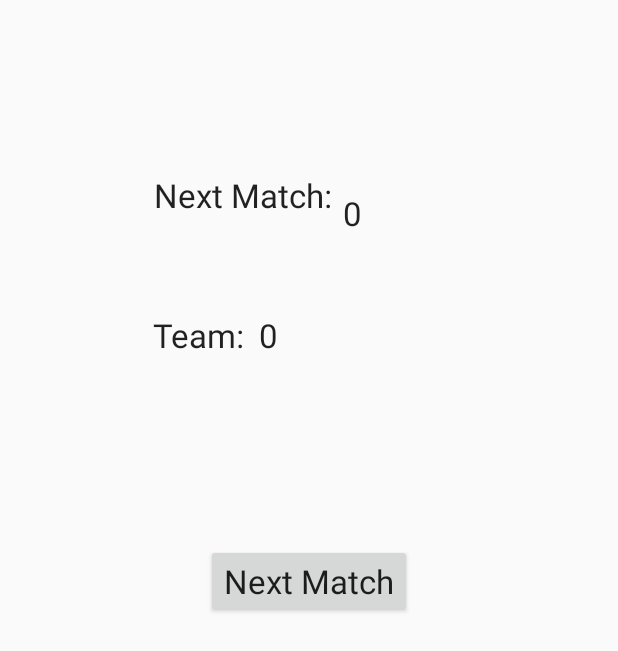
After one commit to CRRobotics/Scouter2020, an Android app: the layout fragment_next_screen.xml on its own in the app's theme, with its tools: preview values and no code run, on a phone screen of 412 x 824 dp. The commit adds this screen. Shown: the top 651 px of the screen. Run offline under Robolectric (Android 15) with nearby library versions, the phone set to English and light mode, and no system bars.

Commit message:
added next screen

```diff
--- a/BigScouting2020/app/build.gradle
+++ b/BigScouting2020/app/build.gradle
@@ -27,6 +27,9 @@ dependencies {
     implementation 'androidx.constraintlayout:constraintlayout:1.1.3'
     implementation 'androidx.lifecycle:lifecycle-extensions:2.0.0'
     implementation 'androidx.legacy:legacy-support-v4:1.0.0'
+    implementation 'com.android.support:support-v4:29.+'
+    implementation 'com.android.support:appcompat-v7:29.+'
+    implementation 'com.android.support:design:29.+'
     testImplementation 'junit:junit:4.12'
     androidTestImplementation 'androidx.test.ext:junit:1.1.0'
     androidTestImplementation 'androidx.test.espresso:espresso-core:3.1.1'
--- a/BigScouting2020/app/src/main/AndroidManifest.xml
+++ b/BigScouting2020/app/src/main/AndroidManifest.xml
@@ -9,6 +9,10 @@
         android:roundIcon="@mipmap/ic_launcher_round"
         android:supportsRtl="true"
         android:theme="@style/AppTheme">
+        <activity
+            android:name=".NextScreen"
+            android:label="@string/title_activity_next_screen"
+            android:theme="@style/AppTheme.NoActionBar"></activity>
         <activity android:name=".MainActivity">
             <intent-filter>
                 <action android:name="android.intent.action.MAIN" />
--- /dev/null
+++ b/BigScouting2020/app/src/main/res/layout/fragment_next_screen.xml
@@ -0,0 +1,77 @@
+<?xml version="1.0" encoding="utf-8"?>
+<androidx.constraintlayout.widget.ConstraintLayout xmlns:android="http://schemas.android.com/apk/res/android"
+    xmlns:app="http://schemas.android.com/apk/res-auto"
+    xmlns:tools="http://schemas.android.com/tools"
+    android:id="@+id/frameLayout4"
+    android:layout_width="match_parent"
+    android:layout_height="match_parent"
+    tools:context=".NextScreen" >
+
+    <TextView
+        android:id="@+id/textView3"
+        android:layout_width="wrap_content"
+        android:layout_height="wrap_content"
+        android:text="Next Match:"
+        android:textAppearance="@style/TextAppearance.AppCompat.Large"
+        app:layout_constraintBottom_toBottomOf="parent"
+        app:layout_constraintEnd_toEndOf="parent"
+        app:layout_constraintHorizontal_bias="0.351"
+        app:layout_constraintStart_toStartOf="parent"
+        app:layout_constraintTop_toTopOf="parent"
+        app:layout_constraintVertical_bias="0.145" />
+
+    <TextView
+        android:id="@+id/textView4"
+        android:layout_width="wrap_content"
+        android:layout_height="wrap_content"
+        android:layout_marginTop="64dp"
+        android:text="Team:"
+        android:textAppearance="@style/TextAppearance.AppCompat.Large"
+        app:layout_constraintBottom_toBottomOf="parent"
+        app:layout_constraintEnd_toEndOf="parent"
+        app:layout_constraintHorizontal_bias="0.29"
+        app:layout_constraintStart_toStartOf="parent"
+        app:layout_constraintTop_toBottomOf="@+id/textView3"
+        app:layout_constraintVertical_bias="0.0" />
+
+    <Button
+        android:id="@+id/button"
+        android:layout_width="wrap_content"
+        android:layout_height="wrap_content"
+        android:layout_marginBottom="412dp"
+        android:text="Next Match"
+        android:textAppearance="@style/TextAppearance.AppCompat.Large"
+        app:layout_constraintBottom_toBottomOf="parent"
+        app:layout_constraintEnd_toEndOf="parent"
+        app:layout_constraintStart_toStartOf="parent" />
+
+    <TextView
+        android:id="@+id/textView5"
+        android:layout_width="56dp"
+        android:layout_height="42dp"
+        android:layout_marginStart="7dp"
+        android:layout_marginTop="108dp"
+        android:layout_marginBottom="174dp"
+        android:text="0"
+        android:textAppearance="@style/TextAppearance.AppCompat.Large"
+        app:layout_constraintBottom_toTopOf="@+id/button"
+        app:layout_constraintEnd_toEndOf="parent"
+        app:layout_constraintHorizontal_bias="0.0"
+        app:layout_constraintStart_toEndOf="@+id/textView3"
+        app:layout_constraintTop_toTopOf="parent" />
+
+    <TextView
+        android:id="@+id/textView6"
+        android:layout_width="56dp"
+        android:layout_height="42dp"
+        android:layout_marginStart="9dp"
+        android:layout_marginTop="64dp"
+        android:text="0"
+        android:textAppearance="@style/TextAppearance.AppCompat.Large"
+        app:layout_constraintBottom_toTopOf="@+id/button"
+        app:layout_constraintEnd_toEndOf="parent"
+        app:layout_constraintHorizontal_bias="0.0"
+        app:layout_constraintStart_toEndOf="@+id/textView4"
+        app:layout_constraintTop_toBottomOf="@+id/textView3"
+        app:layout_constraintVertical_bias="0.0" />
+</androidx.constraintlayout.widget.ConstraintLayout>
--- a/BigScouting2020/app/src/main/res/values/strings.xml
+++ b/BigScouting2020/app/src/main/res/values/strings.xml
@@ -13,4 +13,5 @@
         <item>Right</item>
         <item>N/A</item>
     </string-array>
+    <string name="action_settings">Settings</string>
 </resources>
```
Also changed, not shown: BigScouting2020/app/src/main/java/com/example/bigscouting2020/NextScreen.java (added, +108 -0 lines), BigScouting2020/app/src/main/res/menu/menu_next_screen.xml (added, +10 -0 lines).
